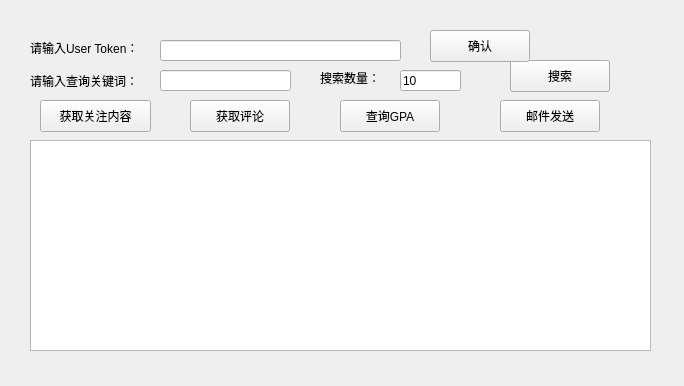
Old version of the form Helper/treehole.ui in the repository champion-chenpeng/CuteSunny.
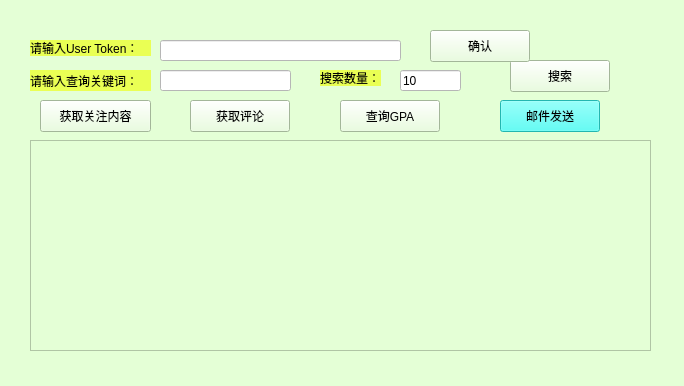
New version of the form.

Diff of the .ui file:
```diff
--- a/Helper/treehole.ui
+++ b/Helper/treehole.ui
@@ -13,6 +13,12 @@
   <property name="windowTitle">
    <string>Form</string>
   </property>
+  <property name="styleSheet">
+   <string notr="true">QWidget
+{
+background: rgb(228, 255, 214)
+}</string>
+  </property>
   <widget class="QLabel" name="label">
    <property name="geometry">
     <rect>
@@ -22,6 +28,13 @@
      <height>21</height>
     </rect>
    </property>
+   <property name="styleSheet">
+    <string notr="true">QLabel
+{
+	background: rgb(234, 255, 84);
+	font: 13pt &quot;STKaiti&quot;;
+}</string>
+   </property>
    <property name="text">
     <string>请输入查询关键词：</string>
    </property>
@@ -35,6 +48,9 @@
      <height>32</height>
     </rect>
    </property>
+   <property name="styleSheet">
+    <string notr="true"/>
+   </property>
    <property name="text">
     <string>获取关注内容</string>
    </property>
@@ -48,6 +64,12 @@
      <height>21</height>
     </rect>
    </property>
+   <property name="styleSheet">
+    <string notr="true">QLineEdit
+{
+background: rgb(255, 255, 255)
+}</string>
+   </property>
    <property name="text">
     <string/>
    </property>
@@ -74,6 +96,13 @@
      <height>16</height>
     </rect>
    </property>
+   <property name="styleSheet">
+    <string notr="true">QLabel
+{
+background: rgb(234, 255, 84);
+	font: 13pt &quot;STKaiti&quot;;
+}</string>
+   </property>
    <property name="text">
     <string>请输入User Token：</string>
    </property>
@@ -87,6 +116,12 @@
      <height>21</height>
     </rect>
    </property>
+   <property name="styleSheet">
+    <string notr="true">QLineEdit
+{
+background: rgb(255, 255, 255)
+}</string>
+   </property>
    <property name="text">
     <string/>
    </property>
@@ -100,6 +135,13 @@
      <height>16</height>
     </rect>
    </property>
+   <property name="styleSheet">
+    <string notr="true">QLabel
+{
+	background: rgb(234, 255, 84);
+	font: 13pt &quot;STKaiti&quot;;
+}</string>
+   </property>
    <property name="text">
     <string>搜索数量：</string>
    </property>
@@ -113,6 +155,12 @@
      <height>21</height>
     </rect>
    </property>
+   <property name="styleSheet">
+    <string notr="true">QLineEdit
+{
+background: rgb(255, 255, 255)
+}</string>
+   </property>
    <property name="text">
     <string>10</string>
    </property>
@@ -156,6 +204,9 @@
      <height>32</height>
     </rect>
    </property>
+   <property name="styleSheet">
+    <string notr="true"/>
+   </property>
    <property name="text">
     <string>获取评论</string>
    </property>
@@ -169,6 +220,9 @@
      <height>32</height>
     </rect>
    </property>
+   <property name="styleSheet">
+    <string notr="true"/>
+   </property>
    <property name="text">
     <string>查询GPA</string>
    </property>
@@ -182,6 +236,12 @@
      <height>32</height>
     </rect>
    </property>
+   <property name="styleSheet">
+    <string notr="true">QPushButton
+{
+background: rgb(51, 255, 246);
+}</string>
+   </property>
    <property name="text">
     <string>邮件发送</string>
    </property>
```
